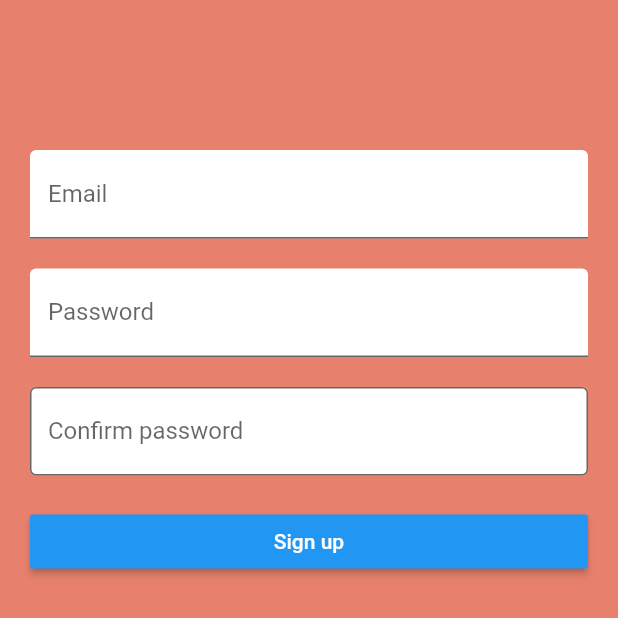
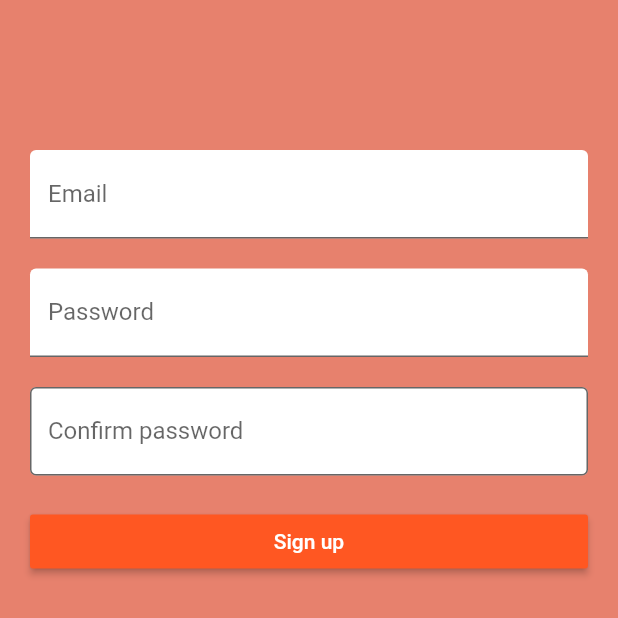
Before and after one commit to Mgrabowski147/MarkdownNotesFlutter, a Flutter app: the screen it shows after launch, after a tap on "Sign up", on a phone screen of 412 x 824 dp, the top half of it. Run offline on Flutter 3.47's test engine with Material 2 defaults, Android fonts, the phone set to English and light mode, and no system bars; our stand-ins replace cloud_firestore, firebase_auth, flutter_markdown, google_sign_in; accounts and stored records are empty; network calls fail.

Commit message:
better color for buttons

```diff
--- a/lib/loginPage.dart
+++ b/lib/loginPage.dart
@@ -95,6 +95,7 @@ class _LoginPageState extends State<LoginPage> {
     return ButtonTheme(
       minWidth: double.infinity,
       child: RaisedButton(
+        color: Colors.deepOrange,
         child: Text(
           "Login",
           style: TextStyle(color: Colors.white),
--- a/lib/signUpPage.dart
+++ b/lib/signUpPage.dart
@@ -42,7 +42,6 @@ class _SignUpPageState extends State<SignUpPage> {
 
   Widget _buildLoginLayout(BuildContext context) {
     return Container(
-      color: Color.fromRGBO(231, 129, 109, 1.0),
       padding: EdgeInsets.only(top: 100, left: 20, right: 20),
       child: Column(
         children: <Widget>[
@@ -122,6 +121,7 @@ class _SignUpPageState extends State<SignUpPage> {
     return ButtonTheme(
       minWidth: double.infinity,
       child: RaisedButton(
+        color: Colors.deepOrange,
         child: Text(
           "Sign up",
           style: TextStyle(color: Colors.white),
```
